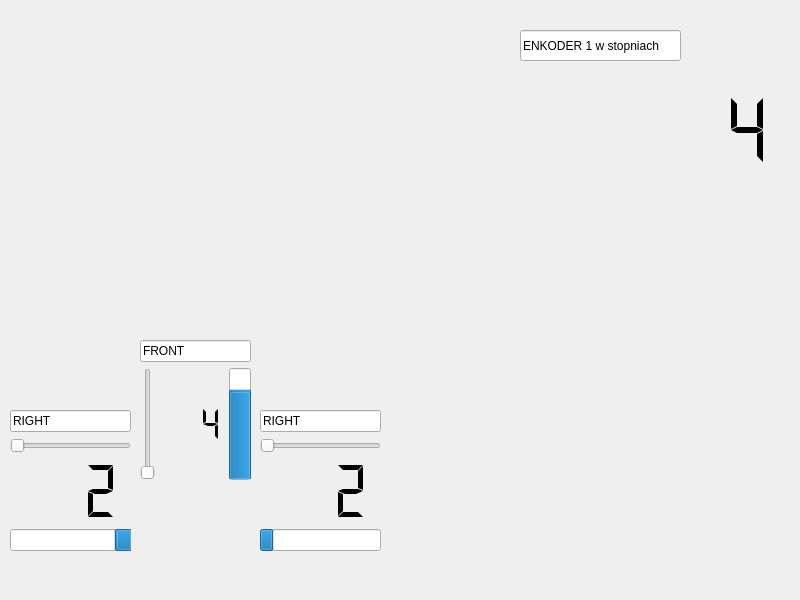
First picture: the form in distancesensors.ui, repository misiek02/WDS, before the edit.
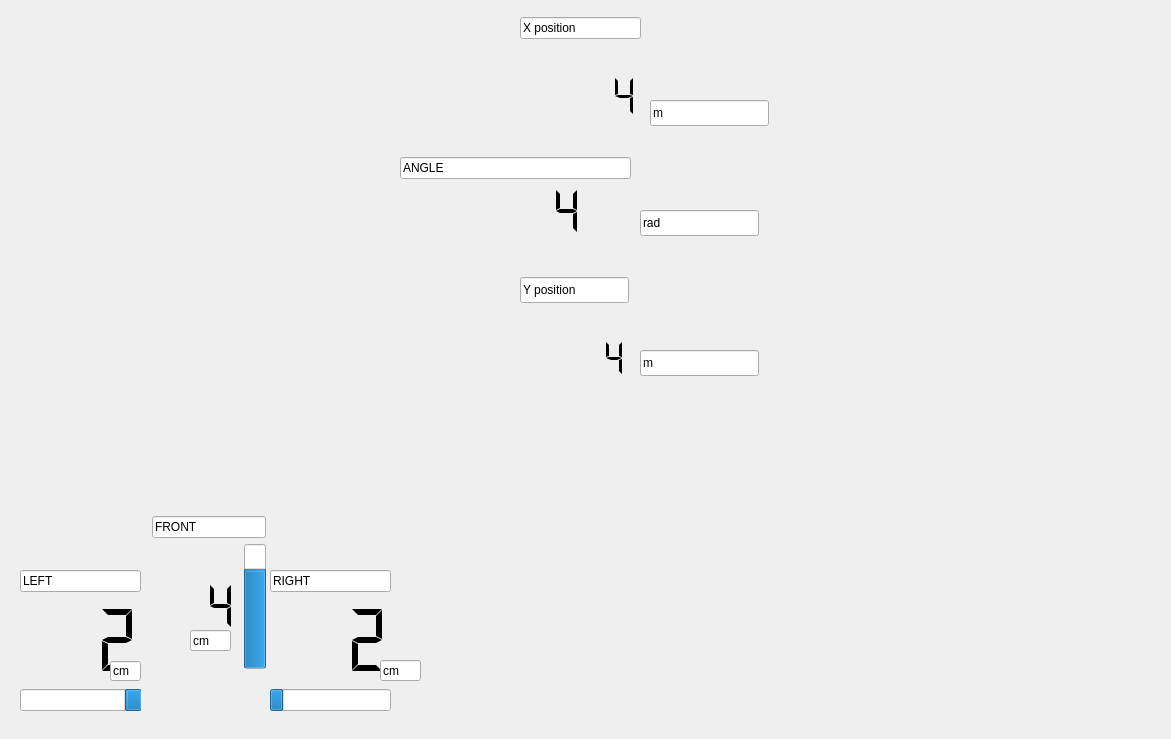
Second picture: the form after the edit.

What changed in the file:
```diff
--- a/distancesensors.ui
+++ b/distancesensors.ui
@@ -6,8 +6,8 @@
    <rect>
     <x>0</x>
     <y>0</y>
-    <width>800</width>
-    <height>600</height>
+    <width>1171</width>
+    <height>739</height>
    </rect>
   </property>
   <property name="windowTitle">
@@ -16,8 +16,8 @@
   <widget class="QWidget" name="layoutWidget">
    <property name="geometry">
     <rect>
-     <x>260</x>
-     <y>410</y>
+     <x>270</x>
+     <y>570</y>
      <width>121</width>
      <height>141</height>
     </rect>
@@ -33,19 +33,6 @@
       </property>
      </widget>
     </item>
-    <item>
-     <widget class="QSlider" name="tof2_slider">
-      <property name="minimum">
-       <number>2</number>
-      </property>
-      <property name="maximum">
-       <number>200</number>
-      </property>
-      <property name="orientation">
-       <enum>Qt::Horizontal</enum>
-      </property>
-     </widget>
-    </item>
     <item>
      <widget class="QLCDNumber" name="tof2_lcd">
       <property name="frameShape">
@@ -83,16 +70,121 @@
     </item>
    </layout>
   </widget>
-  <widget class="QWidget" name="layoutWidget_2">
+  <widget class="QWidget" name="layoutWidget_3">
    <property name="geometry">
     <rect>
-     <x>140</x>
-     <y>340</y>
-     <width>111</width>
-     <height>140</height>
+     <x>20</x>
+     <y>570</y>
+     <width>121</width>
+     <height>141</height>
     </rect>
    </property>
-   <layout class="QVBoxLayout" name="verticalLayout_2">
+   <layout class="QVBoxLayout" name="verticalLayout_67">
+    <item>
+     <widget class="QLineEdit" name="lineEdit_6">
+      <property name="text">
+       <string>LEFT</string>
+      </property>
+      <property name="readOnly">
+       <bool>true</bool>
+      </property>
+     </widget>
+    </item>
+    <item>
+     <widget class="QLCDNumber" name="tof1_lcd">
+      <property name="frameShape">
+       <enum>QFrame::NoFrame</enum>
+      </property>
+      <property name="digitCount">
+       <number>3</number>
+      </property>
+      <property name="segmentStyle">
+       <enum>QLCDNumber::Flat</enum>
+      </property>
+      <property name="value" stdset="0">
+       <double>2.000000000000000</double>
+      </property>
+     </widget>
+    </item>
+    <item>
+     <widget class="QProgressBar" name="tof1_bar">
+      <property name="minimum">
+       <number>2</number>
+      </property>
+      <property name="maximum">
+       <number>200</number>
+      </property>
+      <property name="value">
+       <number>24</number>
+      </property>
+      <property name="textVisible">
+       <bool>false</bool>
+      </property>
+      <property name="invertedAppearance">
+       <bool>true</bool>
+      </property>
+     </widget>
+    </item>
+   </layout>
+  </widget>
+  <widget class="QLineEdit" name="lineEdit_7">
+   <property name="geometry">
+    <rect>
+     <x>110</x>
+     <y>661</y>
+     <width>31</width>
+     <height>20</height>
+    </rect>
+   </property>
+   <property name="text">
+    <string>cm</string>
+   </property>
+   <property name="readOnly">
+    <bool>true</bool>
+   </property>
+  </widget>
+  <widget class="QLineEdit" name="lineEdit_8">
+   <property name="geometry">
+    <rect>
+     <x>190</x>
+     <y>630</y>
+     <width>41</width>
+     <height>21</height>
+    </rect>
+   </property>
+   <property name="text">
+    <string>cm</string>
+   </property>
+   <property name="readOnly">
+    <bool>true</bool>
+   </property>
+  </widget>
+  <widget class="QLineEdit" name="lineEdit_9">
+   <property name="geometry">
+    <rect>
+     <x>380</x>
+     <y>660</y>
+     <width>41</width>
+     <height>21</height>
+    </rect>
+   </property>
+   <property name="text">
+    <string>cm</string>
+   </property>
+   <property name="readOnly">
+    <bool>true</bool>
+   </property>
+  </widget>
+  <widget class="QWidget" name="layoutWidget">
+   <property name="geometry">
+    <rect>
+     <x>152</x>
+     <y>516</y>
+     <width>114</width>
+     <height>153</height>
+    </rect>
+   </property>
+   <layout class="QVBoxLayout" name="verticalLayout">
     <item>
      <widget class="QLineEdit" name="lineEdit_2">
       <property name="text">
@@ -105,19 +197,6 @@
     </item>
     <item>
      <layout class="QHBoxLayout" name="horizontalLayout">
-      <item>
-       <widget class="QSlider" name="sharp_slider">
-        <property name="minimum">
-         <number>4</number>
-        </property>
-        <property name="maximum">
-         <number>30</number>
-        </property>
-        <property name="orientation">
-         <enum>Qt::Vertical</enum>
-        </property>
-       </widget>
-      </item>
       <item>
        <widget class="QLCDNumber" name="sharp_lcd">
         <property name="frameShape">
@@ -157,90 +236,17 @@
     </item>
    </layout>
   </widget>
-  <widget class="QWidget" name="layoutWidget_3">
-   <property name="geometry">
-    <rect>
-     <x>10</x>
-     <y>410</y>
-     <width>121</width>
-     <height>141</height>
-    </rect>
-   </property>
-   <layout class="QVBoxLayout" name="verticalLayout_67">
-    <item>
-     <widget class="QLineEdit" name="lineEdit_6">
-      <property name="text">
-       <string>RIGHT</string>
-      </property>
-      <property name="readOnly">
-       <bool>true</bool>
-      </property>
-     </widget>
-    </item>
-    <item>
-     <widget class="QSlider" name="tof1_slider">
-      <property name="minimum">
-       <number>2</number>
-      </property>
-      <property name="maximum">
-       <number>200</number>
-      </property>
-      <property name="orientation">
-       <enum>Qt::Horizontal</enum>
-      </property>
-      <property name="tickPosition">
-       <enum>QSlider::NoTicks</enum>
-      </property>
-     </widget>
-    </item>
-    <item>
-     <widget class="QLCDNumber" name="tof1_lcd">
-      <property name="frameShape">
-       <enum>QFrame::NoFrame</enum>
-      </property>
-      <property name="digitCount">
-       <number>3</number>
-      </property>
-      <property name="segmentStyle">
-       <enum>QLCDNumber::Flat</enum>
-      </property>
-      <property name="value" stdset="0">
-       <double>2.000000000000000</double>
-      </property>
-     </widget>
-    </item>
-    <item>
-     <widget class="QProgressBar" name="tof1_bar">
-      <property name="minimum">
-       <number>2</number>
-      </property>
-      <property name="maximum">
-       <number>200</number>
-      </property>
-      <property name="value">
-       <number>24</number>
-      </property>
-      <property name="textVisible">
-       <bool>false</bool>
-      </property>
-      <property name="invertedAppearance">
-       <bool>true</bool>
-      </property>
-     </widget>
-    </item>
-   </layout>
-  </widget>
-  <widget class="QLineEdit" name="lineEdit">
+  <widget class="QLineEdit" name="lineEdit_3">
    <property name="geometry">
     <rect>
      <x>520</x>
-     <y>30</y>
-     <width>161</width>
-     <height>31</height>
+     <y>277</y>
+     <width>109</width>
+     <height>26</height>
     </rect>
    </property>
    <property name="text">
-    <string>ENKODER 1 w stopniach</string>
+    <string>Y position</string>
    </property>
    <property name="readOnly">
     <bool>true</bool>
@@ -249,10 +255,10 @@
   <widget class="QLCDNumber" name="encoder1_lcd">
    <property name="geometry">
     <rect>
-     <x>470</x>
-     <y>90</y>
-     <width>321</width>
-     <height>81</height>
+     <x>520</x>
+     <y>310</y>
+     <width>109</width>
+     <height>96</height>
     </rect>
    </property>
    <property name="frameShape">
@@ -262,7 +268,7 @@
     <bool>false</bool>
    </property>
    <property name="digitCount">
-    <number>7</number>
+    <number>5</number>
    </property>
    <property name="segmentStyle">
     <enum>QLCDNumber::Flat</enum>
@@ -271,6 +277,136 @@
     <double>4.000000000000000</double>
    </property>
   </widget>
+  <widget class="QLineEdit" name="lineEdit_10">
+   <property name="geometry">
+    <rect>
+     <x>650</x>
+     <y>100</y>
+     <width>119</width>
+     <height>26</height>
+    </rect>
+   </property>
+   <property name="text">
+    <string>m</string>
+   </property>
+   <property name="readOnly">
+    <bool>true</bool>
+   </property>
+  </widget>
+  <widget class="QLineEdit" name="lineEdit_11">
+   <property name="geometry">
+    <rect>
+     <x>640</x>
+     <y>350</y>
+     <width>119</width>
+     <height>26</height>
+    </rect>
+   </property>
+   <property name="text">
+    <string>m</string>
+   </property>
+   <property name="readOnly">
+    <bool>true</bool>
+   </property>
+  </widget>
+  <widget class="QLineEdit" name="lineEdit_12">
+   <property name="geometry">
+    <rect>
+     <x>640</x>
+     <y>210</y>
+     <width>119</width>
+     <height>26</height>
+    </rect>
+   </property>
+   <property name="text">
+    <string>rad</string>
+   </property>
+   <property name="readOnly">
+    <bool>true</bool>
+   </property>
+  </widget>
+  <widget class="QWidget" name="layoutWidget">
+   <property name="geometry">
+    <rect>
+     <x>520</x>
+     <y>17</y>
+     <width>121</width>
+     <height>131</height>
+    </rect>
+   </property>
+   <layout class="QVBoxLayout" name="verticalLayout_2">
+    <item>
+     <widget class="QLineEdit" name="lineEdit">
+      <property name="text">
+       <string>X position</string>
+      </property>
+      <property name="readOnly">
+       <bool>true</bool>
+      </property>
+     </widget>
+    </item>
+    <item>
+     <widget class="QLCDNumber" name="x_val">
+      <property name="frameShape">
+       <enum>QFrame::NoFrame</enum>
+      </property>
+      <property name="smallDecimalPoint">
+       <bool>false</bool>
+      </property>
+      <property name="digitCount">
+       <number>5</number>
+      </property>
+      <property name="segmentStyle">
+       <enum>QLCDNumber::Flat</enum>
+      </property>
+      <property name="value" stdset="0">
+       <double>4.000000000000000</double>
+      </property>
+     </widget>
+    </item>
+   </layout>
+  </widget>
+  <widget class="QWidget" name="layoutWidget">
+   <property name="geometry">
+    <rect>
+     <x>400</x>
+     <y>157</y>
+     <width>231</width>
+     <height>81</height>
+    </rect>
+   </property>
+   <layout class="QVBoxLayout" name="verticalLayout_5">
+    <item>
+     <widget class="QLineEdit" name="lineEdit_4">
+      <property name="text">
+       <string>ANGLE</string>
+      </property>
+      <property name="readOnly">
+       <bool>true</bool>
+      </property>
+     </widget>
+    </item>
+    <item>
+     <widget class="QLCDNumber" name="angle_val">
+      <property name="frameShape">
+       <enum>QFrame::NoFrame</enum>
+      </property>
+      <property name="smallDecimalPoint">
+       <bool>false</bool>
+      </property>
+      <property name="digitCount">
+       <number>5</number>
+      </property>
+      <property name="segmentStyle">
+       <enum>QLCDNumber::Flat</enum>
+      </property>
+      <property name="value" stdset="0">
+       <double>4.000000000000000</double>
+      </property>
+     </widget>
+    </item>
+   </layout>
+  </widget>
  </widget>
  <resources/>
  <connections>
```
Left out of the diff: 101 changed lines with no effect on the pictures.
